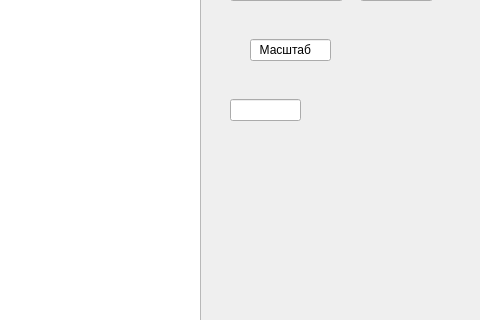
The window that mainwindow.ui (dda-661-4/RXBZ1) describes before a commit, drawn with Qt 5; both pictures show x 790 to 1270 and y 151 to 471 of the 1270 by 709 pixel window.
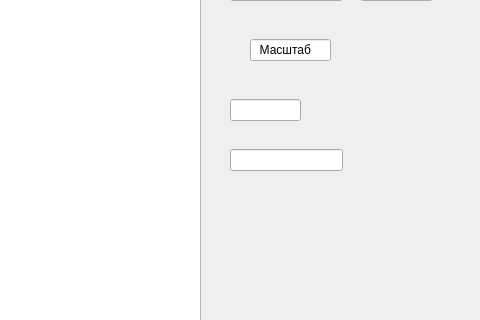
The same window after the commit.

What changed in the file:
```diff
--- a/mainwindow.ui
+++ b/mainwindow.ui
@@ -108,6 +108,16 @@
      </rect>
     </property>
    </widget>
+   <widget class="QLineEdit" name="time">
+    <property name="geometry">
+     <rect>
+      <x>1020</x>
+      <y>300</y>
+      <width>113</width>
+      <height>22</height>
+     </rect>
+    </property>
+   </widget>
   </widget>
   <widget class="QStatusBar" name="statusBar"/>
   <action name="Exit">
```
